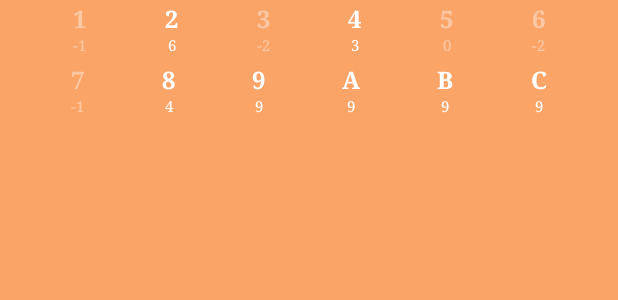
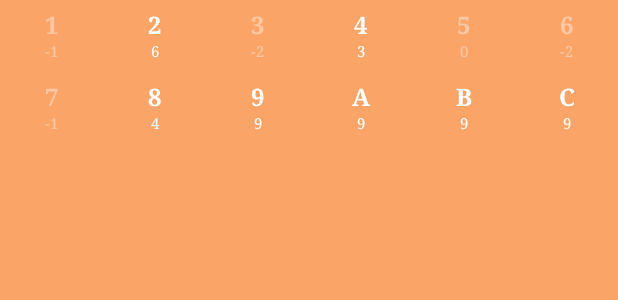
Before and after one commit to Japskiddin/SudokuGame, an Android app built with Jetpack Compose: the @Preview function InputPanelPreview, on a phone screen of 412 x 824 dp. Shown: the top 300 px of the screen. Run offline under Robolectric (Android 15) with nearby library versions, the phone set to English and light mode, and no system bars; our stand-ins replace Compose Multiplatform resources.

Commit message:
Expand the keypad button hit areas

```diff
--- a/features/game/ui/src/commonMain/kotlin/io/github/japskiddin/sudoku/feature/game/ui/component/InputPanel.kt
+++ b/features/game/ui/src/commonMain/kotlin/io/github/japskiddin/sudoku/feature/game/ui/component/InputPanel.kt
@@ -10,6 +10,7 @@ import androidx.compose.foundation.layout.Row
 import androidx.compose.foundation.layout.Spacer
 import androidx.compose.foundation.layout.fillMaxWidth
 import androidx.compose.foundation.layout.height
+import androidx.compose.foundation.layout.heightIn
 import androidx.compose.foundation.layout.padding
 import androidx.compose.foundation.shape.RoundedCornerShape
 import androidx.compose.foundation.text.BasicText
@@ -20,9 +21,9 @@ import androidx.compose.ui.Alignment
 import androidx.compose.ui.Modifier
 import androidx.compose.ui.draw.clip
 import androidx.compose.ui.graphics.Color
+import androidx.compose.ui.semantics.Role
 import androidx.compose.ui.text.font.FontWeight
 import androidx.compose.ui.tooling.preview.Preview
-import androidx.compose.ui.unit.Dp
 import androidx.compose.ui.unit.TextUnit
 import androidx.compose.ui.unit.dp
 import androidx.compose.ui.unit.sp
@@ -46,13 +47,11 @@ internal fun InputPanel(
             horizontalAlignment = Alignment.CenterHorizontally
         ) {
             InputPanelContentRow(
-                modifier = modifier,
                 values = IntRange(start = 1, endInclusive = 6),
                 board = board,
                 showRemainingNumbers = showRemainingNumbers,
             ) { value -> onClick(value) }
             InputPanelContentRow(
-                modifier = modifier,
                 values = IntRange(start = 7, endInclusive = 12),
                 board = board,
                 showRemainingNumbers = showRemainingNumbers,
@@ -79,11 +78,11 @@ private fun InputPanelContentRow(
     Row(
         modifier = modifier.fillMaxWidth(),
         verticalAlignment = Alignment.CenterVertically,
-        horizontalArrangement = Arrangement.SpaceEvenly
     ) {
         values.forEach { value ->
             val counter = board.countByValue(value)
             InputButton(
+                modifier = Modifier.weight(1f),
                 value = value,
                 counter = counter,
                 showRemainingNumbers = showRemainingNumbers,
@@ -103,7 +102,6 @@ private fun InputButton(
     counterTextSize: TextUnit = 10.sp,
     textColor: Color = SudokuTheme.colors.gamePanelNormal,
     pressedTextColor: Color = SudokuTheme.colors.gamePanelPressed,
-    padding: Dp = 4.dp,
     onClick: (Int) -> Unit,
 ) {
     val interactionSource = remember { MutableInteractionSource() }
@@ -115,34 +113,26 @@ private fun InputButton(
         textColor
     }
 
-    val buttonModifier = if (counter > 0) {
-        modifier
-            .clip(RoundedCornerShape(4.dp))
-            .clickable(
-                interactionSource = interactionSource,
-                indication = LocalIndication.current,
-                onClick = { onClick(value) },
-            )
-            .padding(padding)
-    } else {
-        modifier.padding(padding)
-    }
-
     val color = if (counter > 0) {
         buttonColor
     } else {
         buttonColor.copy(alpha = 0.4f)
     }
 
-    val textModifier = if (showRemainingNumbers) {
-        Modifier
-    } else {
-        Modifier.padding(vertical = 2.dp)
-    }
-
     Column(
-        modifier = buttonModifier,
-        horizontalAlignment = Alignment.CenterHorizontally
+        modifier = modifier
+            .heightIn(min = 48.dp)
+            .clip(RoundedCornerShape(4.dp))
+            .clickable(
+                interactionSource = interactionSource,
+                indication = LocalIndication.current,
+                enabled = counter > 0,
+                role = Role.Button,
+                onClick = { onClick(value) },
+            )
+            .padding(vertical = 4.dp),
+        horizontalAlignment = Alignment.CenterHorizontally,
+        verticalArrangement = Arrangement.Center,
     ) {
         BasicText(
             text = value.toDisplayValue(),
@@ -150,7 +140,6 @@ private fun InputButton(
                 fontSize = valueTextSize,
                 color = color
             ),
-            modifier = textModifier,
         )
 
         if (showRemainingNumbers) {
```
